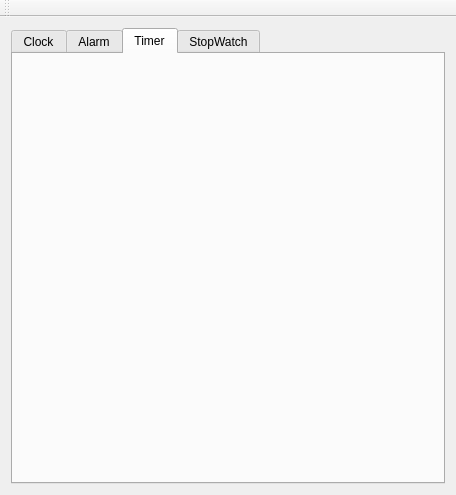
Qt form multi-watch/mainwindow.ui (Halum/multi-watch) before a commit.
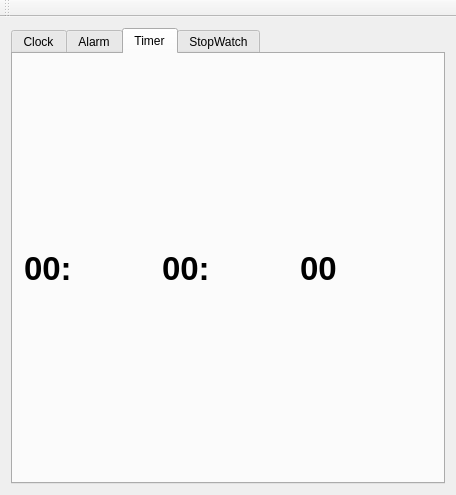
The same form after that commit. The open tabs and pages were chosen to show the change.

Commit message: #40 - Add labels in timer tab which will be used as timer input

```diff
--- a/multi-watch/mainwindow.ui
+++ b/multi-watch/mainwindow.ui
@@ -71,7 +71,60 @@
        <attribute name="title">
         <string>Timer</string>
        </attribute>
-       <layout class="QVBoxLayout" name="verticalLayout_3"/>
+       <layout class="QVBoxLayout" name="verticalLayout_3">
+        <item>
+         <layout class="QHBoxLayout" name="horizontalLayout_2">
+          <item>
+           <widget class="QLabel" name="hourCount">
+            <property name="font">
+             <font>
+              <pointsize>25</pointsize>
+              <weight>75</weight>
+              <italic>false</italic>
+              <bold>true</bold>
+              <kerning>true</kerning>
+             </font>
+            </property>
+            <property name="text">
+             <string>00:</string>
+            </property>
+           </widget>
+          </item>
+          <item>
+           <widget class="QLabel" name="minuteCount">
+            <property name="font">
+             <font>
+              <pointsize>25</pointsize>
+              <weight>75</weight>
+              <italic>false</italic>
+              <bold>true</bold>
+              <kerning>true</kerning>
+             </font>
+            </property>
+            <property name="text">
+             <string>00:</string>
+            </property>
+           </widget>
+          </item>
+          <item>
+           <widget class="QLabel" name="secondCount">
+            <property name="font">
+             <font>
+              <pointsize>25</pointsize>
+              <weight>75</weight>
+              <italic>false</italic>
+              <bold>true</bold>
+              <kerning>true</kerning>
+             </font>
+            </property>
+            <property name="text">
+             <string>00</string>
+            </property>
+           </widget>
+          </item>
+         </layout>
+        </item>
+       </layout>
       </widget>
       <widget class="QWidget" name="stopTab">
        <property name="enabled">
```
Left out of the diff: 2 changed lines with no effect on the pictures.
